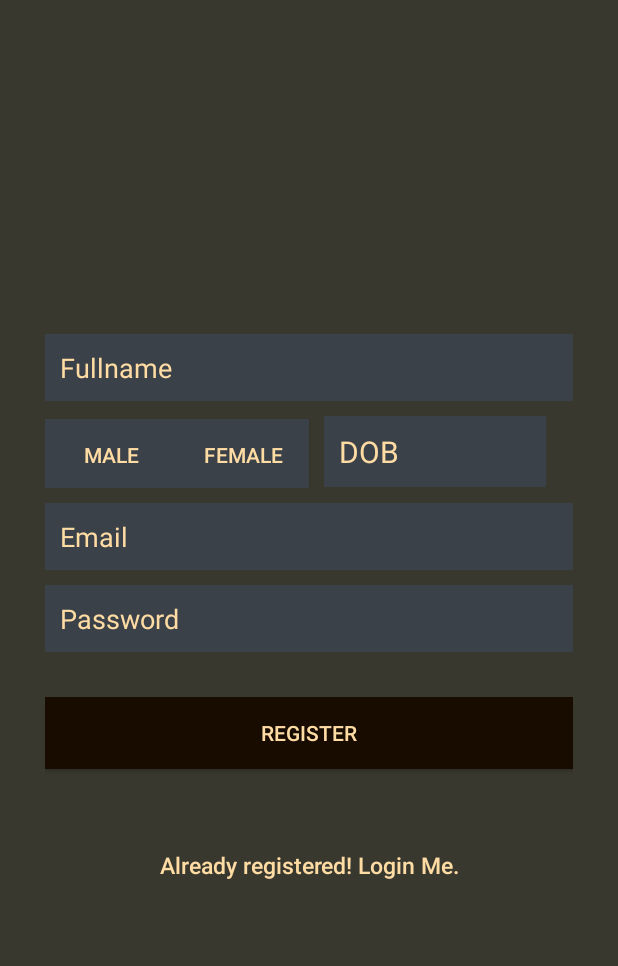
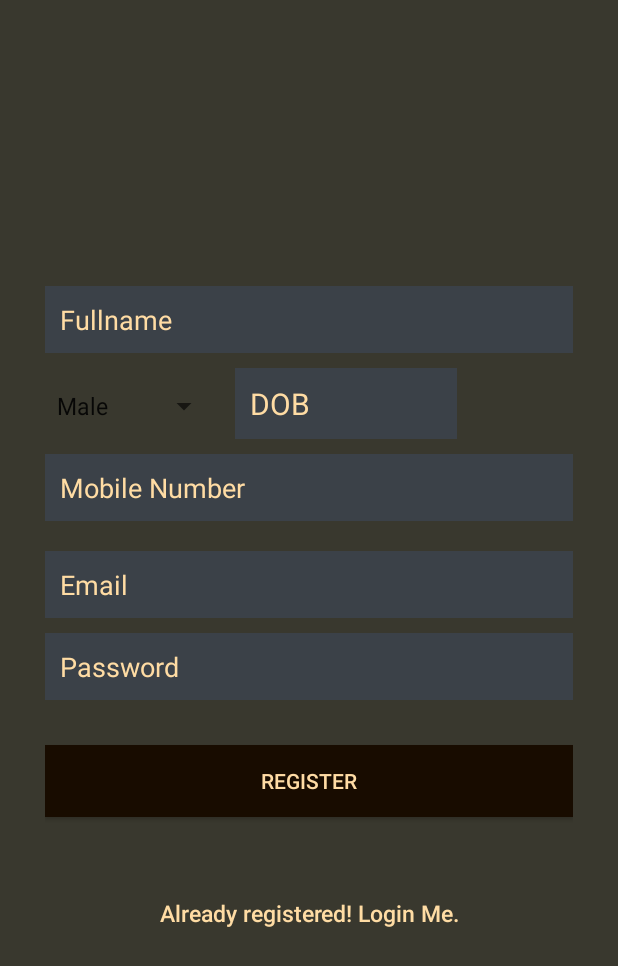
Before and after one commit to transitnowproject/TransitNow, an Android app: the layout activity_registration.xml on its own in the app's theme, with its tools: preview values and no code run, on a phone screen of 412 x 824 dp. Shown: the top 966 px of the screen. Run offline under Robolectric (Android 15) with nearby library versions, the phone set to English and light mode, and no system bars.

Commit message:
Final Commit

```diff
--- a/app/src/main/res/layout/activity_login.xml
+++ b/app/src/main/res/layout/activity_login.xml
@@ -16,7 +16,7 @@
         android:paddingRight="20dp">
 
         <EditText
-            android:id="@+id/email"
+            android:id="@+id/edtEmail"
             android:layout_width="match_parent"
             android:layout_height="wrap_content"
             android:layout_marginBottom="10dp"
@@ -29,7 +29,7 @@
             android:textColorHint="@color/input_login_hint" />
 
         <EditText
-            android:id="@+id/password"
+            android:id="@+id/edtPassword"
             android:layout_width="match_parent"
             android:layout_height="wrap_content"
             android:layout_marginBottom="10dp"
--- a/app/src/main/res/layout/activity_registration.xml
+++ b/app/src/main/res/layout/activity_registration.xml
@@ -33,24 +33,34 @@
             android:layout_height="wrap_content"
             android:orientation="horizontal">
 
-            <Button
-                android:id="@+id/btnMale"
+            <!--<Button-->
+                <!--android:id="@+id/btnMale"-->
+                <!--android:layout_width="wrap_content"-->
+                <!--android:layout_height="wrap_content"-->
+                <!--android:background="@color/input_register_bg"-->
+                <!--android:text="Male"-->
+                <!--android:textColor="@color/input_register_hint" />-->
+
+            <!--<Button-->
+                <!--android:id="@+id/btnFemale"-->
+                <!--android:layout_width="wrap_content"-->
+                <!--android:layout_height="wrap_content"-->
+                <!--android:layout_marginLeft="0dp"-->
+
+                <!--android:background="@color/input_register_bg"-->
+                <!--android:text="Female"-->
+                <!--android:textColor="@color/input_register_hint" />-->
+
+
+            <Spinner
                 android:layout_width="wrap_content"
                 android:layout_height="wrap_content"
-                android:background="@color/input_register_bg"
-                android:text="Male"
-                android:textColor="@color/input_register_hint" />
+                android:entries="@array/gender"
+                android:id="@+id/spinner"
 
-            <Button
-                android:id="@+id/btnFemale"
-                android:layout_width="wrap_content"
-                android:layout_height="wrap_content"
-                android:layout_marginLeft="0dp"
+                >
 
-                android:background="@color/input_register_bg"
-                android:text="Female"
-                android:textColor="@color/input_register_hint" />
-
+            </Spinner>
             <EditText
                 android:id="@+id/edtDOB"
                 android:layout_width="148dp"
@@ -65,6 +75,20 @@
 
 
         </LinearLayout>
+
+        <EditText
+            android:id="@+id/mobileNo"
+            android:layout_width="match_parent"
+            android:layout_height="wrap_content"
+            android:layout_marginBottom="10dp"
+            android:layout_marginTop="10dp"
+            android:background="@color/input_register_bg"
+            android:hint="Mobile Number"
+            android:inputType="text|phone"
+            android:maxLines="1"
+            android:padding="10dp"
+            android:textColor="@color/input_register"
+            android:textColorHint="@color/input_register_hint" />
 
         <EditText
             android:id="@+id/email"
--- a/app/src/main/res/values/strings.xml
+++ b/app/src/main/res/values/strings.xml
@@ -10,4 +10,8 @@
     <string name="welcome">Welcome</string>
     <string name="btn_logout">LOGOUT</string>
     <string name="name">Fullname</string>
+    <string-array name="gender">
+        <item>Male</item>
+        <item>Female</item>
+    </string-array>
 </resources>
```
Also changed, not shown: app/src/main/java/com/example/lovishverma/transitnow/LoginActivity.java (+40 -3 lines), app/src/main/java/com/example/lovishverma/transitnow/RegistrationActivity.java (+20 -9 lines), app/src/main/res/layout/mylayout.xml (added, +14 -0 lines).
